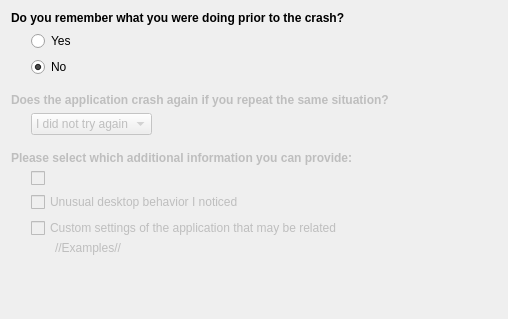
The window that src/bugzillaintegration/ui/assistantpage_bugawareness.ui (KDE/drkonqi) describes before a commit, drawn with Qt 5.
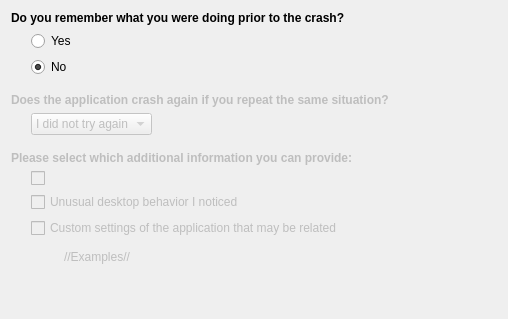
The same window after the commit. Custom widgets are drawn as their Qt base class.

Commit message:
wrap the details example label+spacer in a container widget
Summary:
this way we can control both their visibility in a single call. with the
previous code we'd only set the label as hidden and leave a dangling
spacer to mess with the layout.

Test Plan:
- segv dolphin -> report -> layout shows example
- segv systemsettings5 -> report -> layout shows no example but is correctly spaced

Reviewers: #plasma, apol

Reviewed By: apol

Subscribers: plasma-devel

Tags: #plasma

What changed in the file:
```diff
--- a/src/bugzillaintegration/ui/assistantpage_bugawareness.ui
+++ b/src/bugzillaintegration/ui/assistantpage_bugawareness.ui
@@ -256,6 +256,7 @@
             </widget>
            </item>
            <item>
+            <widget class="QWidget" name="m_appSpecificDetailsExamplesWidget" native="true">
             <layout class="QHBoxLayout" name="horizontalLayout_4">
              <item>
               <spacer name="horizontalSpacer_7">
@@ -293,6 +294,7 @@
               </widget>
              </item>
             </layout>
+            </widget>
            </item>
           </layout>
          </item>
```
Lines whose indentation alone changed are shown as unchanged. The commit also changes 1 other file.
